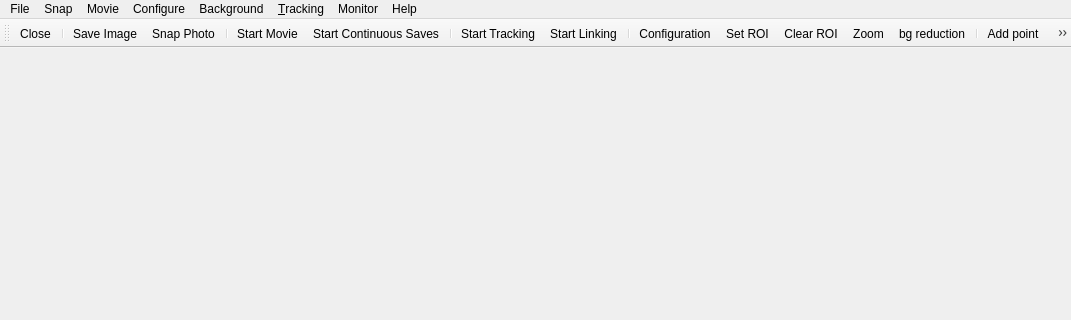
nanoepics/pynta, file pynta/view/GUI/designer/MainWindow.ui: the form before one commit; both pictures show x 0 to 1071 and y 0 to 320 of the 1071 by 859 pixel window.
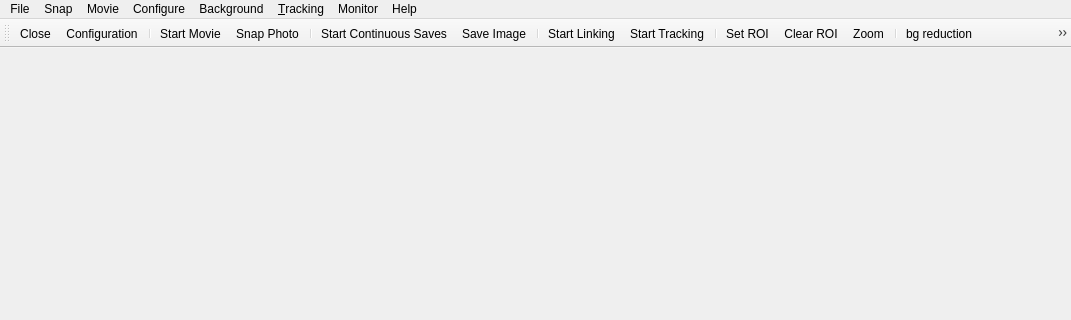
The form after the commit. Icons and pictures are not drawn.

Commit message: Disable daq through user/software_config.py. Added PreProcessFrame class to use for Live Image Processing, which was added to the GUI as well.

What changed in the file:
```diff
--- a/pynta/view/GUI/designer/MainWindow.ui
+++ b/pynta/view/GUI/designer/MainWindow.ui
@@ -118,6 +118,9 @@
    <addaction name="menuHelp"/>
   </widget>
   <widget class="QToolBar" name="toolBar">
+   <property name="enabled">
+    <bool>true</bool>
+   </property>
    <property name="cursor">
     <cursorShape>ArrowCursor</cursorShape>
    </property>
@@ -131,21 +134,23 @@
     <bool>false</bool>
    </attribute>
    <addaction name="actionClose"/>
-   <addaction name="separator"/>
-   <addaction name="actionSave_Image"/>
-   <addaction name="actionSnap_Photo"/>
+   <addaction name="actionConfiguration"/>
    <addaction name="separator"/>
    <addaction name="actionStart_Movie"/>
+   <addaction name="actionSnap_Photo"/>
+   <addaction name="separator"/>
    <addaction name="actionStart_Continuous_Saves"/>
+   <addaction name="actionSave_Image"/>
    <addaction name="separator"/>
-   <addaction name="actionStart_Tracking"/>
    <addaction name="actionStart_Linking"/>
+   <addaction name="actionStart_Tracking"/>
    <addaction name="separator"/>
-   <addaction name="actionConfiguration"/>
    <addaction name="actionSet_ROI"/>
    <addaction name="actionClear_ROI"/>
    <addaction name="actionZoom"/>
+   <addaction name="separator"/>
    <addaction name="actionToggle_bg_reduction"/>
+   <addaction name="actionToggleLiveImageProcessing"/>
    <addaction name="separator"/>
    <addaction name="actionAdd_Monitor_Point"/>
    <addaction name="actionClear_All"/>
@@ -282,6 +287,9 @@
    </property>
   </action>
   <action name="actionStart_Linking">
+   <property name="enabled">
+    <bool>true</bool>
+   </property>
    <property name="icon">
     <iconset resource="../resources.qrc">
      <normaloff>:/icon_/Icons/pictogram_link.svg</normaloff>:/icon_/Icons/pictogram_link.svg</iconset>
@@ -393,6 +401,18 @@
     <string>Ctrl+=</string>
    </property>
   </action>
+  <action name="actionToggleLiveImageProcessing">
+   <property name="checkable">
+    <bool>true</bool>
+   </property>
+   <property name="icon">
+    <iconset resource="../resources.qrc">
+     <normaloff>:/icon_/Icons/duotone_chart.svg</normaloff>:/icon_/Icons/duotone_chart.svg</iconset>
+   </property>
+   <property name="text">
+    <string>Live Image Processing</string>
+   </property>
+  </action>
  </widget>
  <resources>
   <include location="../resources.qrc"/>
```
Left out of the diff: 7 changed lines with no effect on the pictures. The commit also changes 7 other files.
